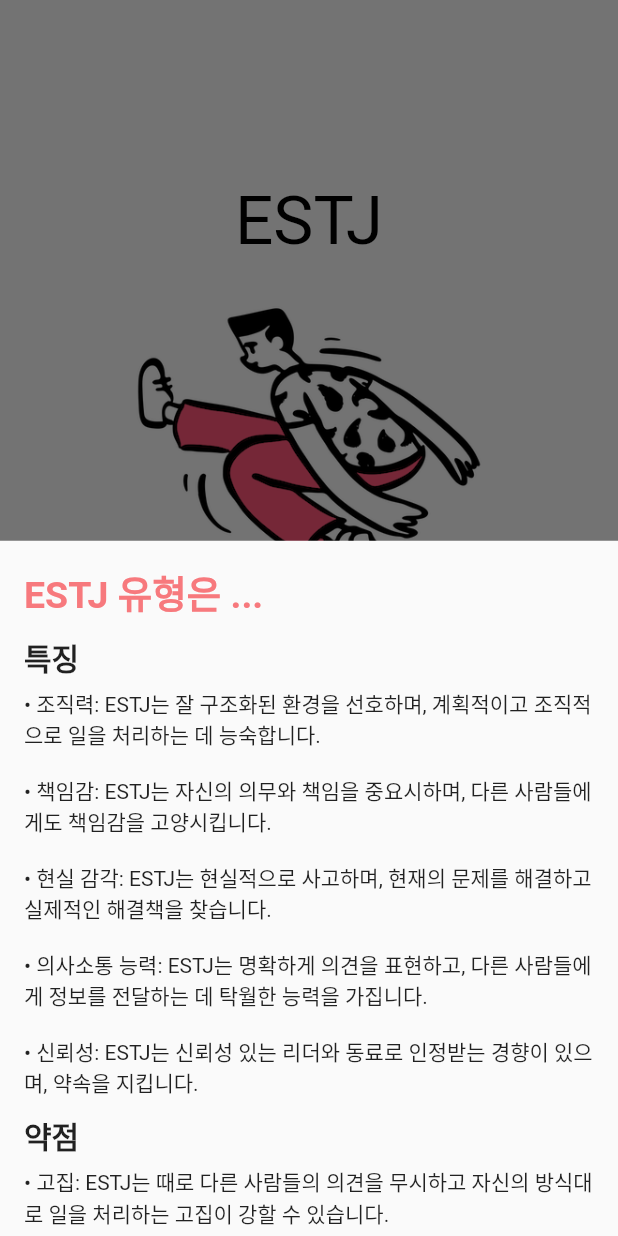
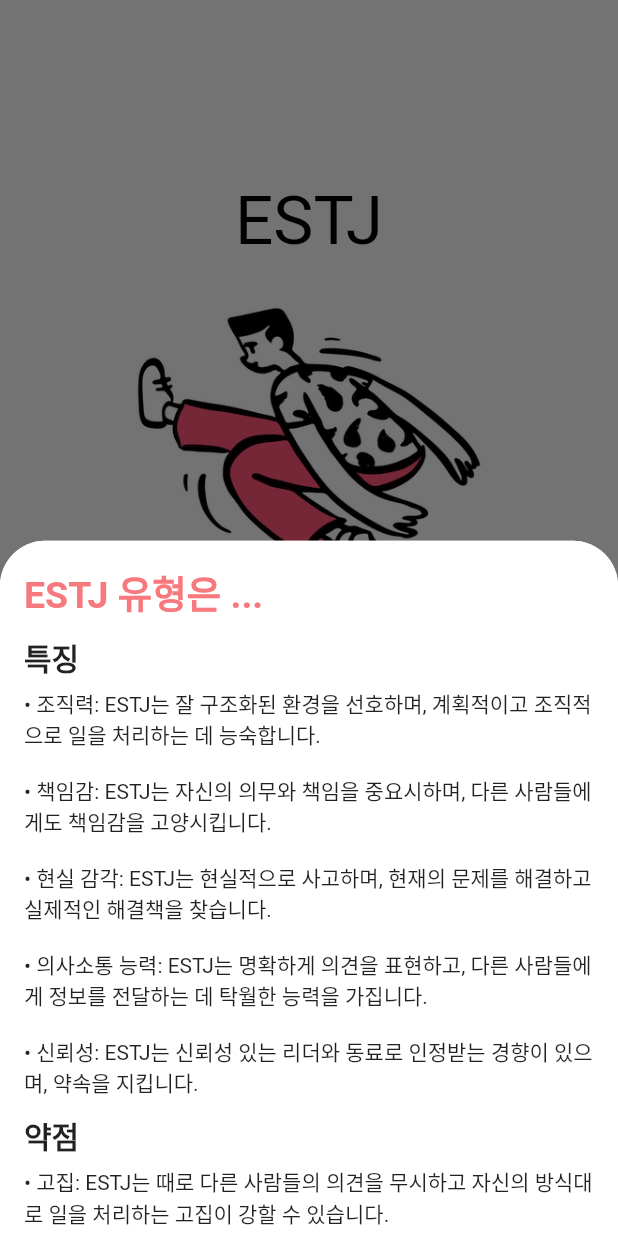
Before and after one commit to 9weeks-flutter-sfac/E1I3-challenge-MBTI-, a Flutter app: the ResultPage screen opened directly, after a tap on "자세히 보기", on a phone screen of 412 x 824 dp. Run offline on Flutter 3.47's test engine with Material 2 defaults, Android fonts, the phone set to English and light mode, and no system bars; Roboto replaces fonts that are missing (PretendardBold, PretendardRegular, PretendardSemiBold).

Commit message:
최종 완성 전

```diff
--- a/challenge/your_type_mbti/lib/results.dart
+++ b/challenge/your_type_mbti/lib/results.dart
@@ -3,6 +3,7 @@ class Results {
     {
       "type": "ENFJ",
       "img": "assets/images/ENFJ.png",
+      "description": "ENFJ 유형은 ...",
       "desc": [
         {
           "desc1": "인류애가 많다.",
@@ -11,7 +12,6 @@ class Results {
           "desc4": "경쟁적인 환경에서는 일하기 힘들어한다.",
         }
       ],
-      'description': "ENFJ 유형은 ...",
       'characteristics': [
         "사회적 리더십: ENFJ는 사회적 상황에서 리더 역할을 맡는 데 탁월합니다. 다른 사람들을 이끄고 조직하는 데 능숙하며, 그들의 리더십은 동료들에게 영향을 미칩니다.",
         "친화력: ENFJ는 사람을 좋아하며 다른 사람과 가까운 관계를 형성하는 데 적극적입니다. 다른 사람들과의 관계를 중요시하며 친절하고 환영받는 분위기를 조성합니다.",
@@ -47,7 +47,7 @@ class Results {
           "desc4": "재밌게 놀다가도 불현듯 자아성찰을 많이 한다.",
         }
       ],
-      'description': "ENFP 유형은 ...",
+      "description": "ENFP 유형은 ...",
       'characteristics': [
         "열정적: ENFP는 열정적이며 새로운 아이디어와 프로젝트에 흥미를 가지고, 다른 사람들을 열광적으로 도와줍니다.",
         "창의성: ENFP는 독창적이며, 새로운 관점과 아이디어를 제시하며, 예술과 창작적 활동을 즐깁니다.",
@@ -74,7 +74,7 @@ class Results {
           "desc4": "감정 표현이 솔직하다.",
         }
       ],
-      'description': "ENTJ 유형은 ...",
+      "description": "ENTJ 유형은 ...",
       'characteristics': [
         "리더십: ENTJ는 리더로서 뛰어나며, 타인을 이끄고 조직하는 데 능숙합니다. 목표를 달성하기 위해 대담하게 행동합니다.",
         "논리적 사고: ENTJ는 객관적이며 논리적으로 문제를 해결하는 데 능숙하며, 전략을 세우는 데 뛰어납니다.",
@@ -101,7 +101,7 @@ class Results {
           "desc4": "억압당하는 것을 견디지 못한다.",
         }
       ],
-      'description': "ENTP 유형은 ...",
+      "description": "ENTP 유형은 ...",
       'characteristics': [
         "논리적 사고: ENTP는 논리적으로 문제를 해결하고, 다양한 시나리오와 가능성을 고려하는 데 능숙합니다.",
         "창의성: ENTP는 독창적이며, 새로운 아이디어와 방법을 개발하며, 빠르게 변화하는 환경에서 능동적입니다.",
@@ -128,7 +128,7 @@ class Results {
           "desc4": "역지사지를 잘한다.",
         }
       ],
-      'description': "ESFJ 유형은 ...",
+      "description": "ESFJ 유형은 ...",
       'characteristics': [
         "사회적: ESFJ는 사교적이고 다른 사람들과 어울리는 것을 즐깁니다. 사람들과의 관계를 중요시하며, 다른 사람들을 돕는 데 탁월합니다.",
         "책임감: ESFJ는 자신의 의무와 책임을 신중하게 다하며, 신뢰성 있는 동료와 친구로 알려져 있습니다.",
@@ -155,7 +155,7 @@ class Results {
           "desc4": "좋아하는 사람과 싫어하는 사람이 분명하다.",
         }
       ],
-      'description': "ESFP 유형은 ...",
+      "description": "ESFP 유형은 ...",
       'characteristics': [
         "사교적: ESFP는 다른 사람과 어울리는 것을 즐기며, 사회적 상황에서 능숙하게 대화하고 인간관계를 형성합니다.",
         "현실 감각: ESFP는 현재 상황을 중요시하며, 순간을 즐기고 경험 중심으로 삶을 살아갑니다.",
@@ -182,7 +182,7 @@ class Results {
           "desc4": "외향형 치고는 상당히 독립적이다.",
         }
       ],
-      'description': "ESTJ 유형은 ...",
+      "description": "ESTJ 유형은 ...",
       'characteristics': [
         "조직력: ESTJ는 잘 구조화된 환경을 선호하며, 계획적이고 조직적으로 일을 처리하는 데 능숙합니다.",
         "책임감: ESTJ는 자신의 의무와 책임을 중요시하며, 다른 사람들에게도 책임감을 고양시킵니다.",
@@ -209,7 +209,7 @@ class Results {
           "desc4": "잡생각을 잘 하지 않는다.",
         }
       ],
-      'description': "ESTP 유형은 ...",
+      "description": "ESTP 유형은 ...",
       'characteristics': [
         "모험적: ESTP는 새로운 경험과 모험을 즐기며, 적극적으로 활동하고 위험을 감수합니다.",
         "실용적: ESTP는 문제를 해결하는 데 실용적인 방법을 취하며, 현실적이고 객관적으로 생각합니다.",
@@ -236,7 +236,7 @@ class Results {
           "desc4": "과거와 현재의 공통점을 찾아 미래를 예측하는 것을 좋아한다.",
         }
       ],
-      'description': "INFJ 유형은 ...",
+      "description": "INFJ 유형은 ...",
       'characteristics': [
         "비전과 이상주의자: INFJ는 비전을 가지고 미래를 상상하며, 자신과 타인의 성장과 발전을 중요하게 생각합니다.",
         "정신적 탐구: INFJ는 심오하고 내면적인 생각을 즐기며, 자기 인식을 중요시합니다.",
@@ -263,7 +263,7 @@ class Results {
           "desc4": "조화롭게 살고자 하며 분쟁을 피하기 위해 노력한다.",
         }
       ],
-      'description': "INFP 유형은 ...",
+      "description": "INFP 유형은 ...",
       'characteristics': [
         "이상주의자: INFP는 이상적인 세계관을 가지며, 자신의 가치와 신념을 중요하게 여깁니다.",
         "창의성: INFP는 창의적이고 예술적이며, 자신의 감정과 아이디어를 예술 작품으로 표현하는 데 재능을 가집니다.",
@@ -290,7 +290,7 @@ class Results {
           "desc4": "모든 것을 혼자 하려는 의지가 강하다.",
         }
       ],
-      'description': "INTJ 유형은 ...",
+      "description": "INTJ 유형은 ...",
       'characteristics': [
         "논리적 사고: INTJ는 논리적으로 문제를 해결하고 전략을 세우는 데 능숙합니다.",
         "독립성: INTJ는 자주 혼자 일하고 자신만의 공간을 중요시합니다.",
@@ -317,7 +317,7 @@ class Results {
           "desc4": "꼭 필요한 것이 아니면 바로 잊어버린다.",
         }
       ],
-      'description': "INTP 유형은 ...",
+      "description": "INTP 유형은 ...",
       'characteristics': [
         "분석적 사고: INTP는 문제를 분석하고 논리적으로 해결하는 것을 좋아합니다. 이론과 개념을 탐구하는 데 열정적입니다.",
         "창의성: INTP는 독창적이며, 새로운 아이디어와 방법을 개발하는 데 능숙합니다.",
@@ -344,7 +344,7 @@ class Results {
           "desc4": "착하다는 얘기를 자주 듣는데 자기는 착한지 모른다.",
         }
       ],
-      'description': "ISFJ 유형은 ...",
+      "description": "ISFJ 유형은 ...",
       'characteristics': [
         "성실함: ISFJ는 매우 성실하고 책임감이 강하며, 자신의 의무와 약속을 엄격하게 지킵니다.",
         "현실적: ISFJ는 현실적으로 문제를 접근하고, 구체적으로 계획을 세우며 실행합니다.",
@@ -371,7 +371,7 @@ class Results {
           "desc4": "유연한 사고 방식과 개방적인 태도를 지니고 있다.",
         }
       ],
-      'description': "ISFP 유형은 ...",
+      "description": "ISFP 유형은 ...",
       'characteristics': [
         "예술적 감각: ISFP는 예술과 창의성에 관심이 많으며, 자신의 감정과 아이디어를 예술적으로 표현합니다.",
         "자유로운 영혼: ISFP는 독립적이며 자유로운 환경에서 가장 효과적으로 창조적이고 활동적입니다.",
@@ -398,7 +398,7 @@ class Results {
           "desc4": "사기 안 당할 것 같은 mbti 1순위.",
         }
       ],
-      'description': "ISTJ 유형은 ...",
+      "description": "ISTJ 유형은 ...",
       'characteristics': [
         "책임감: ISTJ는 자신의 의무와 책임을 엄격하게 준수하며, 다른 사람들에게 신뢰를 받습니다.",
         "조직력: ISTJ는 계획을 세우고 구체적으로 실행하는 데 능숙하며, 일의 세부사항을 잘 다룹니다.",
@@ -425,7 +425,7 @@ class Results {
           "desc4": "관심분야가 아니면 쳐다보지도 않는다.",
         }
       ],
-      'description': "ISTP 유형은 ...",
+      "description": "ISTP 유형은 ...",
       'characteristics': [
         "손재주가 뛰어남: ISTP는 다양한 기술과 손재주에 능통하며, 수리 능력이 뛰어나는 편입니다.",
         "참여형: ISTP는 행동 지향적이며, 문제 상황에 직접 참여하고 솔루션을 찾는 것을 선호합니다.",
--- a/challenge/your_type_mbti/lib/results_page.dart
+++ b/challenge/your_type_mbti/lib/results_page.dart
@@ -33,7 +33,7 @@ class _ResultPageState extends State<ResultPage> {
   Widget build(BuildContext context) {
     int index = findMbti();
     print("INDEX = $index");
-    print(Results.mbtiResults[index]['description']);
+    print(Results.mbtiResults[index]["description"]);
 
     String description = Results.mbtiResults[index]["description"];
     List<String> weaknesses = Results.mbtiResults[index]["weaknesses"];
--- a/challenge/your_type_mbti/lib/widget/app_result_detail.dart
+++ b/challenge/your_type_mbti/lib/widget/app_result_detail.dart
@@ -1,6 +1,7 @@
 import 'package:flutter/material.dart';
 import 'package:your_type_mbti/util/app_color.dart';
 import 'package:your_type_mbti/util/app_textstyle.dart';
+import 'package:your_type_mbti/widget/app_elevated_button.dart';
 
 class AppResultDetail extends StatelessWidget {
   const AppResultDetail(
@@ -17,15 +18,20 @@ class AppResultDetail extends StatelessWidget {
     return ElevatedButton(
       onPressed: () {
         showModalBottomSheet(
+            shape: RoundedRectangleBorder(
+                borderRadius: BorderRadius.only(
+              topLeft: Radius.circular(30),
+              topRight: Radius.circular(30),
+            )),
             context: context,
             builder: (BuildContext context) {
-              return SizedBox(
-                // decoration: const BoxDecoration(
-                //   color: Colors.white,
-                //     borderRadius: BorderRadius.only(
-                //   topLeft: Radius.circular(30),
-                //   topRight: Radius.circular(30),
-                // )),
+              return Container(
+                decoration: const BoxDecoration(
+                    color: Colors.white,
+                    borderRadius: BorderRadius.only(
+                      topLeft: Radius.circular(30),
+                      topRight: Radius.circular(30),
+                    )),
                 height: MediaQuery.of(context).size.height,
                 child: Center(
                   child: SingleChildScrollView(
@@ -41,7 +47,9 @@ class AppResultDetail extends StatelessWidget {
                               Text(
                                 description,
                                 style: TextStyle(
-                                    fontSize: 25, fontWeight: FontWeight.bold, color: AppColor.pinkRed),
+                                    fontSize: 25,
+                                    fontWeight: FontWeight.bold,
+                                    color: AppColor.pinkRed),
                               ),
                               const SizedBox(
                                 height: 10,
@@ -70,9 +78,39 @@ class AppResultDetail extends StatelessWidget {
                           ),
                         ),
                         ElevatedButton(
-                          child: const Text('닫기'),
-                          onPressed: () => Navigator.pop(context),
-                        )
+                            onPressed: () => Navigator.pop(context),
+                            style: ElevatedButton.styleFrom(
+                              elevation: 0,
+                              backgroundColor: AppColor.pinkRed,
+                              // primary: Color(0xFFF7797D),
+                              textStyle: TextStyle(
+                                  color: Colors.white,
+                                  fontWeight: FontWeight.bold),
+                              shape: RoundedRectangleBorder(
+                                borderRadius: BorderRadius.circular(30.0),
+                              ),
+                            ),
+                            child: Container(
+                              width: 180,
+                              height: 54,
+                              child: Center(
+                                child: Text(
+                                  "닫기",
+                                  textAlign: TextAlign.center,
+                                  style: AppTextstyle.koPtSemiBold20(
+                                      color: Colors.white),
+                                ),
+                              ),
+                            )),
+                        const SizedBox(
+                          height: 20,
+                        ),
+
+                        // AppElevatedButton(options: '닫기')
+                        // ElevatedButton(
+                        //   child: const Text('닫기'),
+                        //   onPressed: () => Navigator.pop(context),
+                        // )
                       ],
                     ),
                   ),
```
